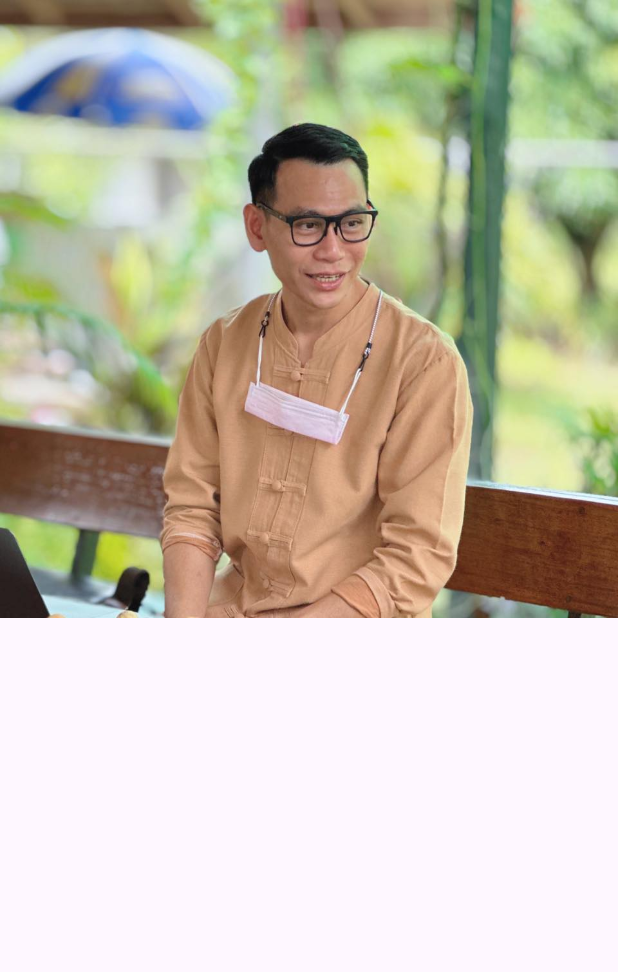
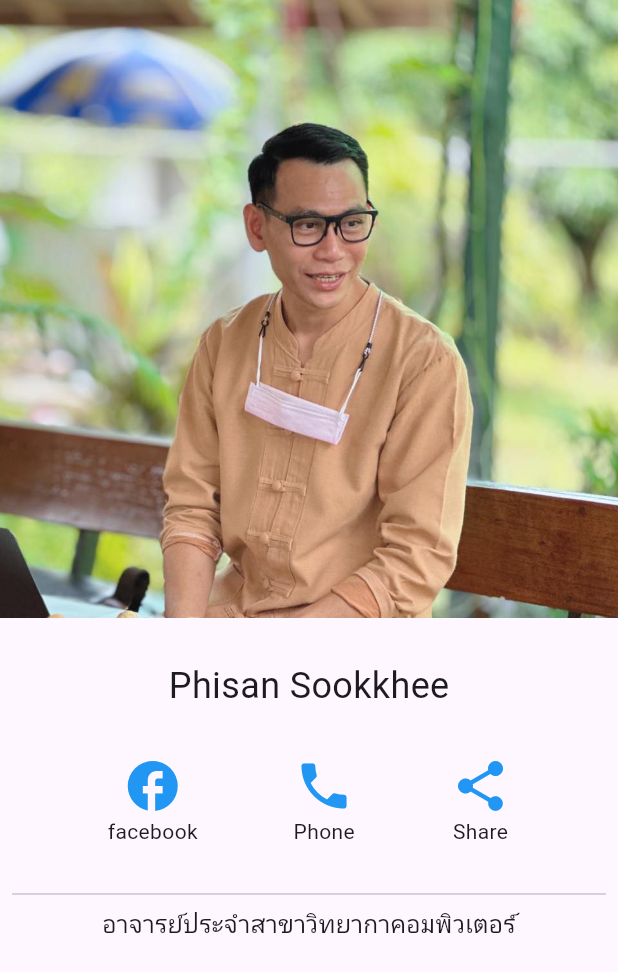
Before and after one commit to numvarn/flutter_profile_app, a Flutter app: the screen it shows after launch, on a phone screen of 412 x 824 dp. Shown: the top 972 px of the screen. Run offline on Flutter 3.47's test engine with Material 3 defaults, Android fonts, the phone set to English and light mode, and no system bars.

Commit message:
completed profile

```diff
--- a/lib/main.dart
+++ b/lib/main.dart
@@ -37,6 +37,76 @@ class _MyHomePageState extends State<MyHomePage> {
         mainAxisAlignment: MainAxisAlignment.start,
         children: <Widget>[
           Image.asset("images/profile2.jpg"),
+          const SizedBox(
+            height: 20,
+          ),
+          const Padding(
+            padding: EdgeInsets.all(8.0),
+            child: Column(
+              children: [
+                Row(
+                  mainAxisAlignment: MainAxisAlignment.center,
+                  children: [
+                    Text(
+                      "Phisan Sookkhee",
+                      style: TextStyle(fontSize: 24),
+                    ),
+                  ],
+                ),
+                SizedBox(
+                  height: 30,
+                ),
+                Row(
+                  mainAxisAlignment: MainAxisAlignment.spaceEvenly,
+                  children: [
+                    Column(
+                      children: [
+                        Icon(
+                          Icons.facebook,
+                          color: Colors.blue,
+                          size: 40,
+                        ),
+                        Text("facebook"),
+                      ],
+                    ),
+                    Column(
+                      children: [
+                        Icon(
+                          Icons.phone,
+                          color: Colors.blue,
+                          size: 40,
+                        ),
+                        Text("Phone"),
+                      ],
+                    ),
+                    Column(
+                      children: [
+                        Icon(
+                          Icons.share,
+                          color: Colors.blue,
+                          size: 40,
+                        ),
+                        Text("Share"),
+                      ],
+                    ),
+                  ],
+                ),
+                SizedBox(
+                  height: 24,
+                ),
+                Divider(),
+                Column(
+                  mainAxisAlignment: MainAxisAlignment.start,
+                  children: [
+                    Text(
+                      "อาจารย์ประจำสาขาวิทยากาคอมพิวเตอร์",
+                      style: TextStyle(fontSize: 16),
+                    ),
+                  ],
+                )
+              ],
+            ),
+          ),
         ],
       ),
     );
```
